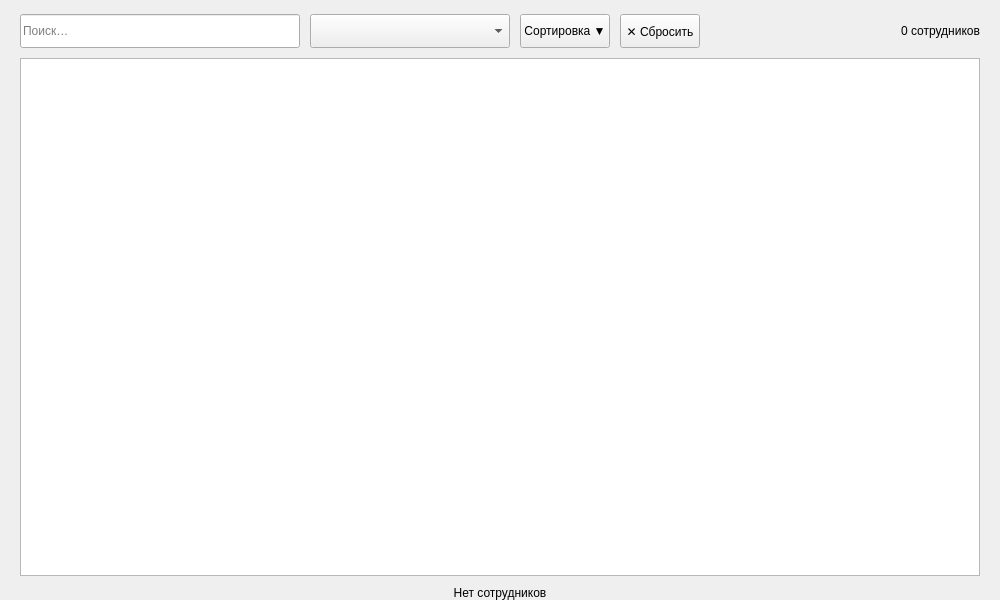
The window that client/ui/system/employees/employee_page.ui (lerakaplich/Documents) describes before a commit, drawn with Qt 5.
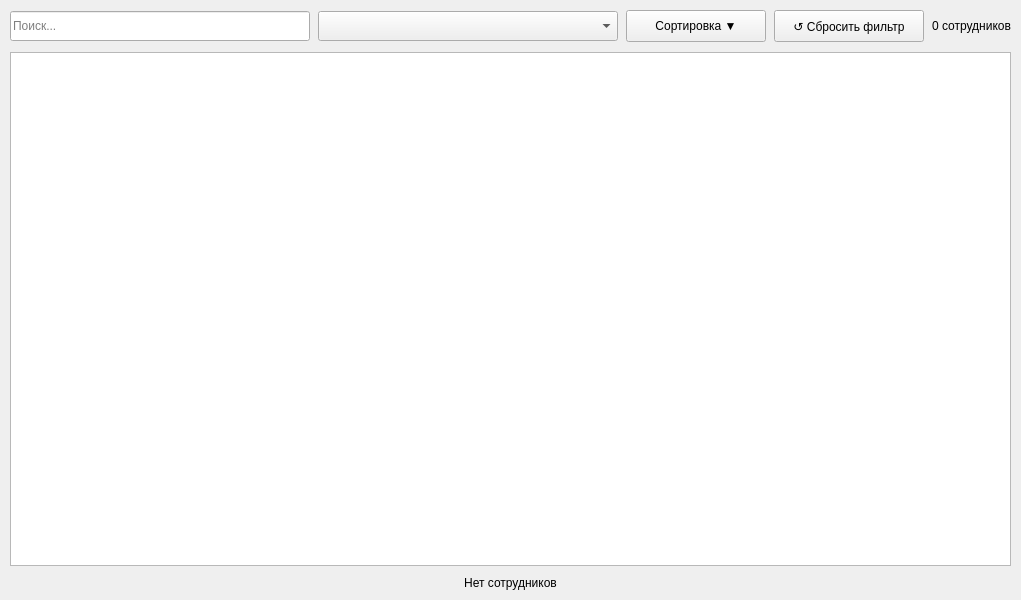
The same window after the commit.

Diff of the .ui file:
```diff
--- a/client/ui/system/employees/employee_page.ui
+++ b/client/ui/system/employees/employee_page.ui
@@ -65,38 +65,42 @@
   </property>
   <layout class="QVBoxLayout" name="verticalLayout">
    <property name="spacing"><number>10</number></property>
-   <property name="leftMargin"><number>20</number></property>
-   <property name="topMargin"><number>14</number></property>
-   <property name="rightMargin"><number>20</number></property>
-   <property name="bottomMargin"><number>0</number></property>
+   <property name="leftMargin"><number>10</number></property>
+   <property name="topMargin"><number>10</number></property>
+   <property name="rightMargin"><number>10</number></property>
+   <property name="bottomMargin"><number>10</number></property>
    <item>
     <layout class="QHBoxLayout" name="toolbarLayout">
-     <property name="spacing"><number>10</number></property>
+     <property name="spacing"><number>8</number></property>
      <item>
       <widget class="QLineEdit" name="searchEdit">
-       <property name="minimumSize"><size><width>280</width><height>34</height></size></property>
-       <property name="maximumSize"><size><width>360</width><height>34</height></size></property>
-       <property name="placeholderText"><string>Поиск…</string></property>
+       <property name="minimumSize"><size><width>300</width><height>30</height></size></property>
+       <property name="maximumSize"><size><width>300</width><height>30</height></size></property>
+       <property name="placeholderText"><string>Поиск...</string></property>
        <property name="clearButtonEnabled"><bool>true</bool></property>
       </widget>
      </item>
      <item>
       <widget class="QComboBox" name="orgCombo">
-       <property name="minimumSize"><size><width>200</width><height>34</height></size></property>
+       <property name="minimumSize"><size><width>300</width><height>30</height></size></property>
+       <property name="maximumSize"><size><width>300</width><height>30</height></size></property>
+       <property name="sizeAdjustPolicy"><enum>QComboBox::SizeAdjustPolicy::AdjustToMinimumContentsLengthWithIcon</enum></property>
       </widget>
      </item>
      <item>
       <widget class="QPushButton" name="btnSort">
-       <property name="minimumSize"><size><width>0</width><height>34</height></size></property>
+       <property name="minimumSize"><size><width>140</width><height>32</height></size></property>
        <property name="cursor"><cursorShape>PointingHandCursor</cursorShape></property>
        <property name="text"><string>Сортировка ▼</string></property>
       </widget>
      </item>
      <item>
       <widget class="QPushButton" name="btnResetFilters">
-       <property name="minimumSize"><size><width>0</width><height>34</height></size></property>
+       <property name="minimumSize"><size><width>150</width><height>32</height></size></property>
+       <property name="maximumSize"><size><width>150</width><height>32</height></size></property>
+       <property name="toolTip"><string>Сбросить все фильтры и поиск</string></property>
        <property name="cursor"><cursorShape>PointingHandCursor</cursorShape></property>
-       <property name="text"><string>✕ Сбросить</string></property>
+       <property name="text"><string>↺ Сбросить фильтр</string></property>
       </widget>
      </item>
      <item>
```
Left out of the diff: 49 changed lines with no effect on the pictures.
